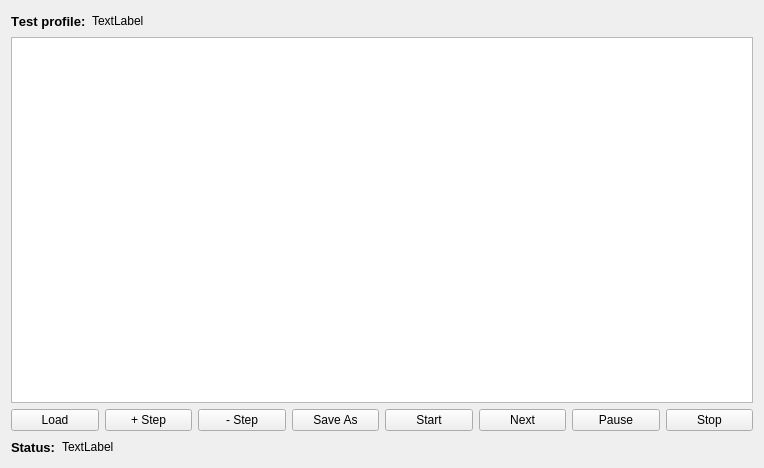
ngocminhdao88/Zylinderkopfpruefstand, file code/client/testsequencer.ui: the form before one commit.
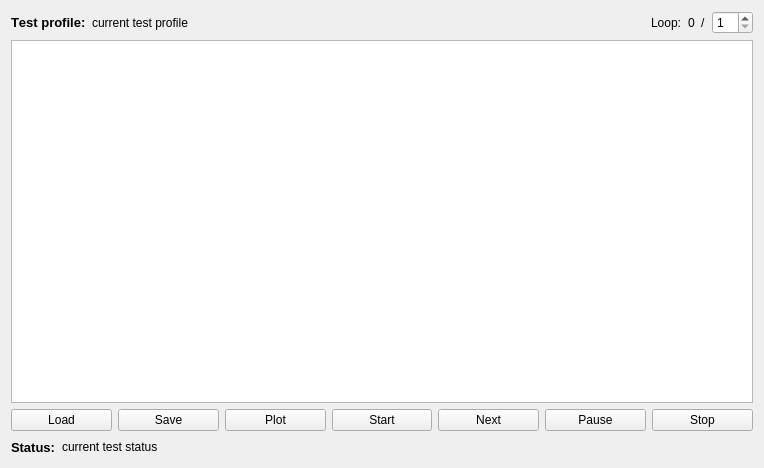
The form after the commit.

Diff of the .ui file:
```diff
--- a/code/client/testsequencer.ui
+++ b/code/client/testsequencer.ui
@@ -34,7 +34,7 @@
      <item>
       <widget class="QLabel" name="testProfileLabel">
        <property name="text">
-        <string>TextLabel</string>
+        <string>current test profile</string>
        </property>
       </widget>
      </item>
@@ -51,6 +51,34 @@
        </property>
       </spacer>
      </item>
+     <item>
+      <widget class="QLabel" name="label_3">
+       <property name="text">
+        <string>Loop:</string>
+       </property>
+      </widget>
+     </item>
+     <item>
+      <widget class="QLabel" name="currentLoopLabel">
+       <property name="text">
+        <string>0</string>
+       </property>
+      </widget>
+     </item>
+     <item>
+      <widget class="QLabel" name="label_4">
+       <property name="text">
+        <string>/</string>
+       </property>
+      </widget>
+     </item>
+     <item>
+      <widget class="QSpinBox" name="spinBox">
+       <property name="minimum">
+        <number>1</number>
+       </property>
+      </widget>
+     </item>
     </layout>
    </item>
    <item>
@@ -58,6 +86,12 @@
      <property name="toolTip">
       <string>&lt;html&gt;&lt;head/&gt;&lt;body&gt;&lt;p&gt;Test profile&lt;/p&gt;&lt;/body&gt;&lt;/html&gt;</string>
      </property>
+     <property name="alternatingRowColors">
+      <bool>true</bool>
+     </property>
+     <property name="cornerButtonEnabled">
+      <bool>true</bool>
+     </property>
     </widget>
    </item>
    <item>
@@ -78,7 +112,7 @@
         <string>&lt;html&gt;&lt;head/&gt;&lt;body&gt;&lt;p&gt;Load test profile&lt;/p&gt;&lt;/body&gt;&lt;/html&gt;</string>
        </property>
        <property name="text">
-        <string>+ Step</string>
+        <string>Save</string>
        </property>
       </widget>
      </item>
@@ -88,17 +122,7 @@
         <string>&lt;html&gt;&lt;head/&gt;&lt;body&gt;&lt;p&gt;Load test profile&lt;/p&gt;&lt;/body&gt;&lt;/html&gt;</string>
        </property>
        <property name="text">
-        <string>- Step</string>
-       </property>
-      </widget>
-     </item>
-     <item>
-      <widget class="QPushButton" name="saveAsButton">
-       <property name="toolTip">
-        <string>&lt;html&gt;&lt;head/&gt;&lt;body&gt;&lt;p&gt;Load test profile&lt;/p&gt;&lt;/body&gt;&lt;/html&gt;</string>
-       </property>
-       <property name="text">
-        <string>Save As</string>
+        <string>Plot</string>
        </property>
       </widget>
      </item>
@@ -164,7 +188,7 @@
      <item>
       <widget class="QLabel" name="testStatusLabel">
        <property name="text">
-        <string>TextLabel</string>
+        <string>current test status</string>
        </property>
       </widget>
      </item>
```
Left out of the diff: 4 changed lines with no effect on the pictures.
